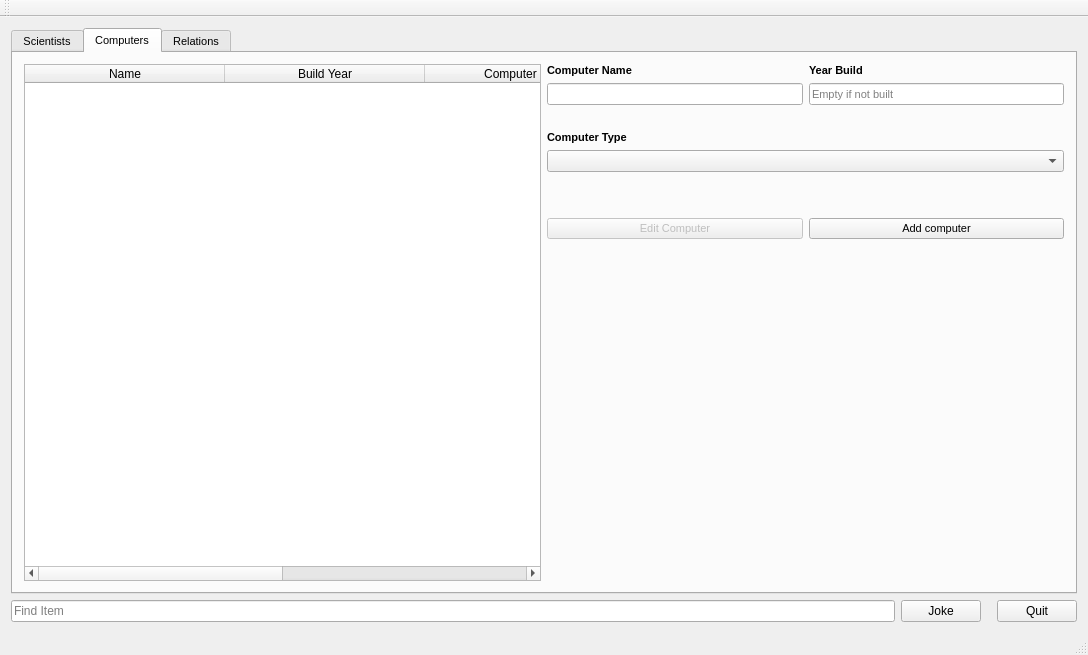
Above: mainwindow.ui from bennisverrir/Golfing-Union-of-Ireland before the change. Below: the same form after it.
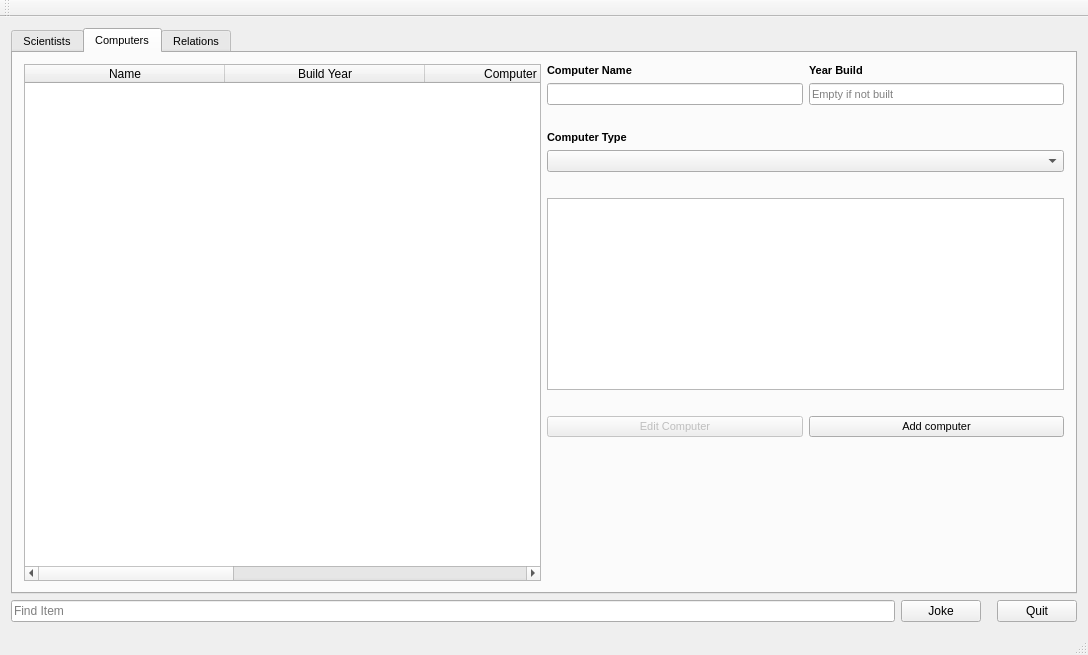
That is the form after the change. The open tabs and pages were chosen to show the change.

Patch:
```diff
--- a/mainwindow.ui
+++ b/mainwindow.ui
@@ -453,6 +453,11 @@
                   <string>ID</string>
                  </property>
                 </column>
+                <column>
+                 <property name="text">
+                  <string>Bio</string>
+                 </property>
+                </column>
                </widget>
               </item>
               <item>
@@ -555,6 +560,9 @@
                   </property>
                  </spacer>
                 </item>
+                <item>
+                 <widget class="QTextEdit" name="ComputerBio"/>
+                </item>
                 <item>
                  <spacer name="horizontalSpacer_3">
                   <property name="orientation">
```
Left out of the diff: 7 changed lines with no effect on the pictures.
